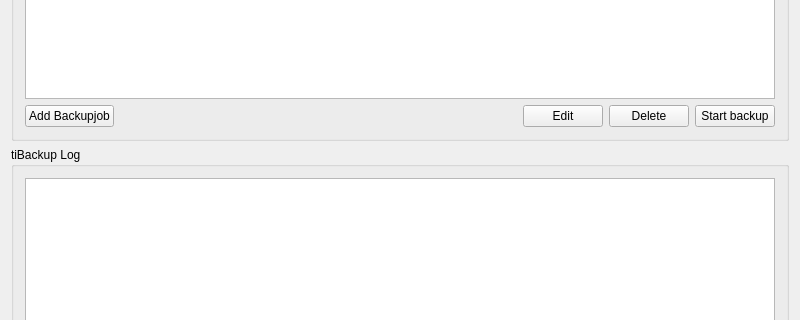
theinvisible/tiBackupUi, file mainwindow.ui: the form before one commit; both pictures show x 0 to 800 and y 132 to 452 of the 800 by 600 pixel window.
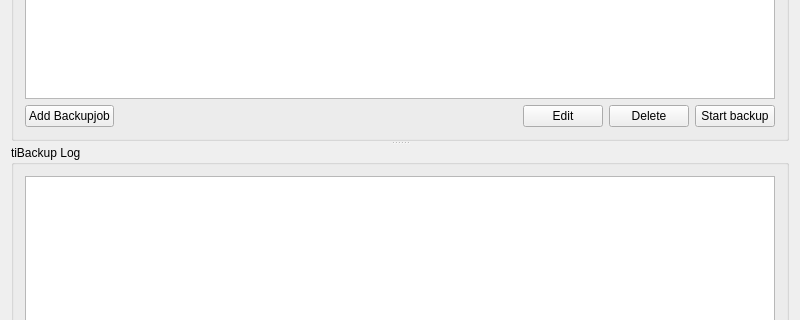
The form after the commit.

Patch:
```diff
--- a/mainwindow.ui
+++ b/mainwindow.ui
@@ -16,6 +16,10 @@
   <widget class="QWidget" name="centralWidget">
    <layout class="QVBoxLayout" name="verticalLayout_2">
     <item>
+     <widget class="QSplitter" name="splitter">
+      <property name="orientation">
+       <enum>Qt::Vertical</enum>
+      </property>
      <widget class="QGroupBox" name="groupBox">
       <property name="title">
        <string>Backupjobs</string>
@@ -81,8 +85,6 @@
        </item>
       </layout>
      </widget>
-    </item>
-    <item>
      <widget class="QGroupBox" name="groupBox_3">
       <property name="title">
        <string>tiBackup Log</string>
@@ -93,6 +95,7 @@
        </item>
       </layout>
      </widget>
+     </widget>
     </item>
     <item>
      <widget class="QGroupBox" name="groupBox_2">
```
Left out of the diff: 2 changed lines with no effect on the pictures. Lines whose indentation alone changed are shown as unchanged.
